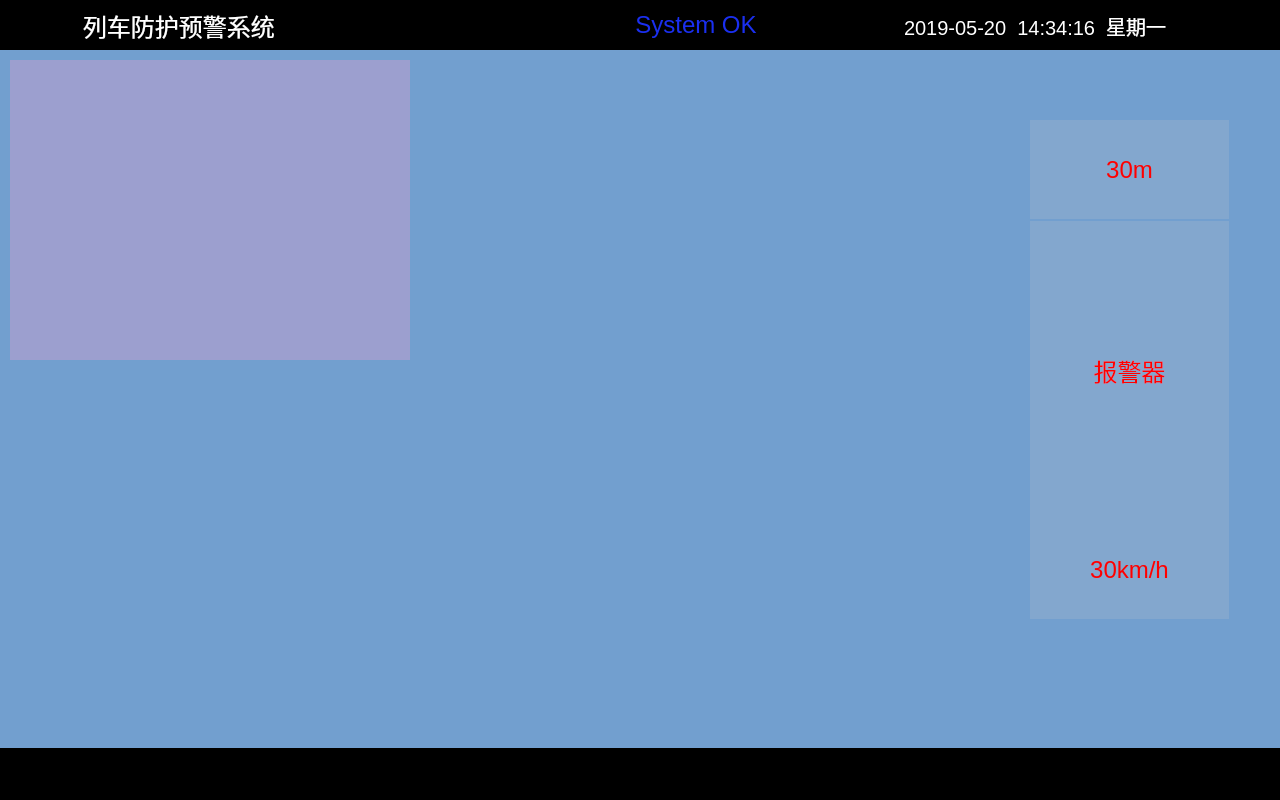
First picture: the form in projects/adas/component/hmi/widget.ui, repository GoeSysWare/AiwSys, before the edit.
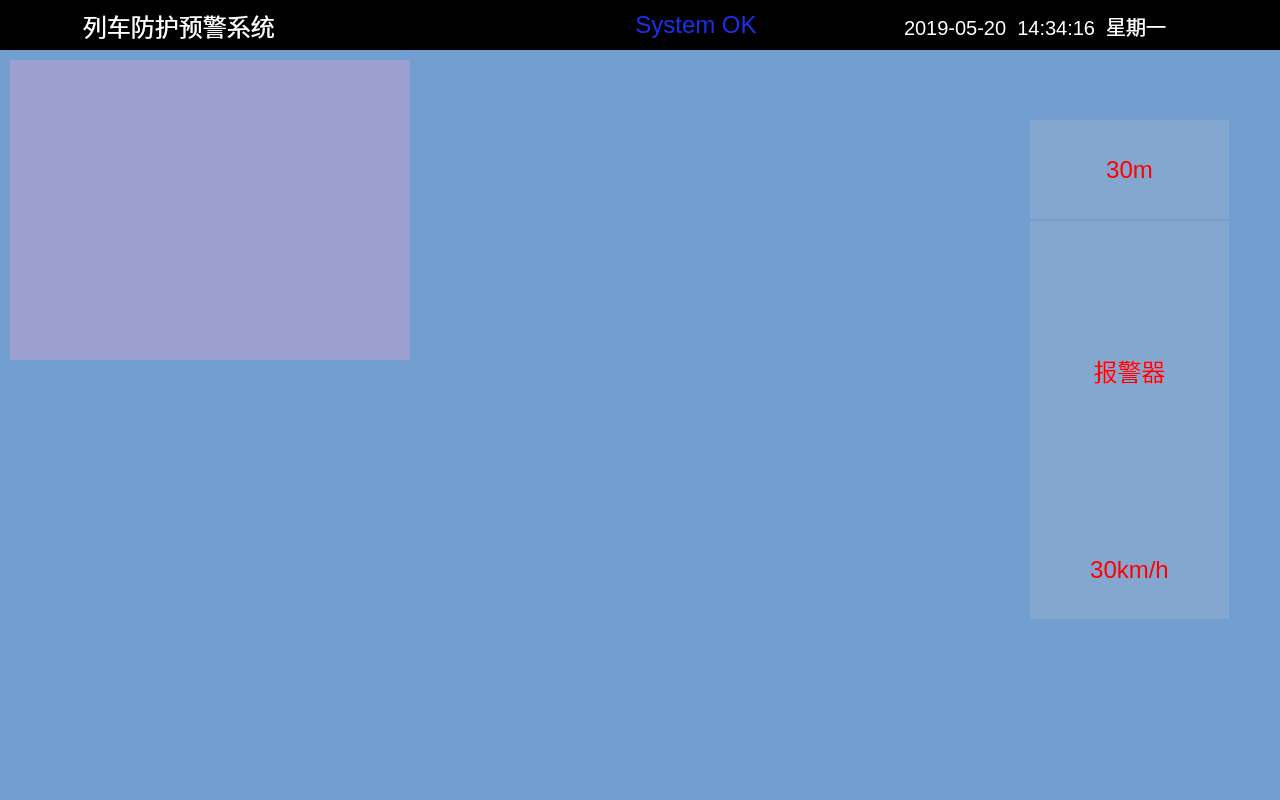
Second picture: the form after the edit. Icons and pictures are not drawn.

Patch:
```diff
--- a/projects/adas/component/hmi/widget.ui
+++ b/projects/adas/component/hmi/widget.ui
@@ -147,7 +147,7 @@
      <x>0</x>
      <y>50</y>
      <width>1280</width>
-     <height>698</height>
+     <height>750</height>
     </rect>
    </property>
    <property name="styleSheet">
```
